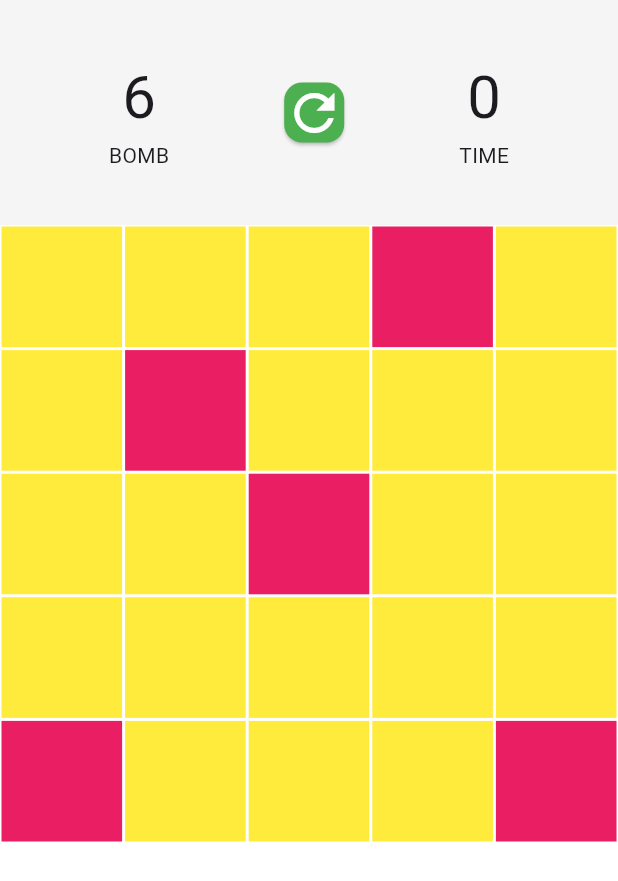
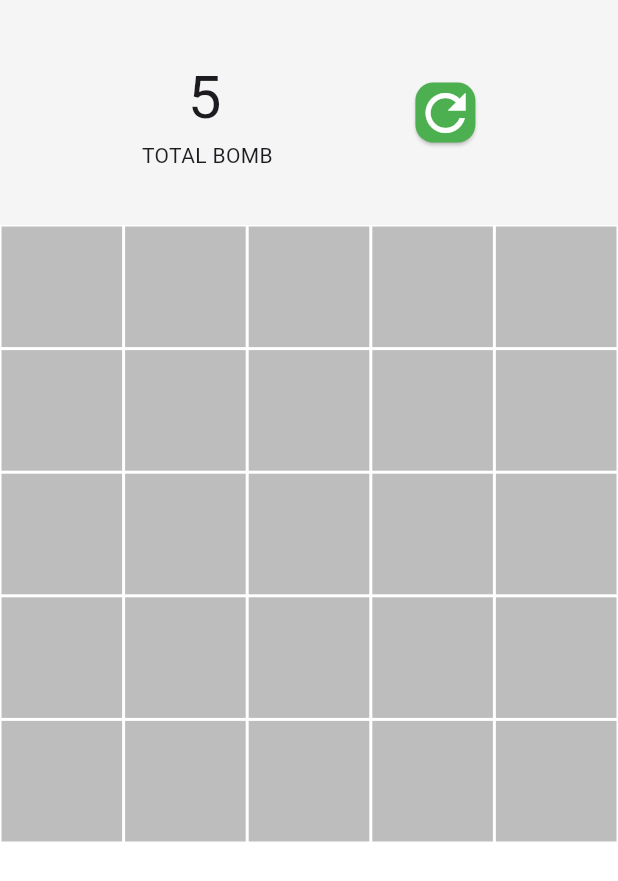
Before and after one commit to CSI-Trainee-2024/Task_3_Sparsh, a Flutter app: the screen it shows after launch, after a tap on "Start Game", on a phone screen of 412 x 824 dp. Shown: the top 881 px of the screen. Run offline on Flutter 3.47's test engine with Material 3 defaults, Android fonts, the phone set to English and light mode, and no system bars.

Commit message:
Dynamic bombs count added

```diff
--- a/lib/bomb.dart
+++ b/lib/bomb.dart
@@ -14,7 +14,7 @@ class Bomb extends StatelessWidget {
       child: Padding(
               padding: const EdgeInsets.all(1.0),
               child: Container(
-                color: revealed? Colors.green : Colors.pink,
+                color: revealed?  Colors.black : Colors.grey[400],
 
 
               ),
--- a/lib/homepage.dart
+++ b/lib/homepage.dart
@@ -34,7 +34,6 @@ class _HomepageState extends State<Homepage> {
     generateBombLocations();
     generateSquareStatus();
     scanbombs();
-
   }
 
   void generateBombLocations() {
@@ -65,7 +64,6 @@ class _HomepageState extends State<Homepage> {
   }
 
   void reveal_box_numbers(int index) {
-
     //if box number is more than 0
     if (square_status[index][0] != 0) {
       setState(() {
@@ -73,14 +71,10 @@ class _HomepageState extends State<Homepage> {
       });
     }
 
-
-
     // if box number is 0
     else if (square_status[index][0] == 0) {
       setState(() {
-
         square_status[index][1] = true;
-
 
         // for left boxes
         if (index % number_ineach_row != 0) {
@@ -91,18 +85,14 @@ class _HomepageState extends State<Homepage> {
           square_status[index - 1][1] = true;
         }
 
-
-
-       //for right box
-       if (index+1 % number_ineach_row != 0) {
+        //for right box
+        if ((index + 1) % number_ineach_row != 0) {
           if (square_status[index + 1][0] == 0 &&
               square_status[index + 1][1] == false) {
             reveal_box_numbers(index + 1);
           }
           square_status[index + 1][1] = true;
         }
-
-
 
         //for upper box
         if (index >= number_ineach_row) {
@@ -113,9 +103,9 @@ class _HomepageState extends State<Homepage> {
           square_status[index - number_ineach_row][1] = true;
         }
 
-
         //for lower box
-        if (index < (number_ineach_row * number_ineach_row) - number_ineach_row) {
+        if (index <
+            (number_ineach_row * number_ineach_row) - number_ineach_row) {
           if (square_status[index + number_ineach_row][0] == 0 &&
               square_status[index + number_ineach_row][1] == false) {
             reveal_box_numbers(index + number_ineach_row);
@@ -132,6 +122,9 @@ class _HomepageState extends State<Homepage> {
         square_status[i][1] = false;
       });
     }
+    setState(() {
+      bombs_revealed = false;
+    });
   }
 
   void scanbombs() {
@@ -190,6 +183,7 @@ class _HomepageState extends State<Homepage> {
       child: Scaffold(
         backgroundColor: Colors.white,
         body: Column(
+          // mainAxisAlignment: MainAxisAlignment,
           children: [
             Container(
               height: 150,
@@ -200,11 +194,9 @@ class _HomepageState extends State<Homepage> {
                   Column(
                     mainAxisAlignment: MainAxisAlignment.center,
                     children: [
-                      Text(
-                        "6",
-                        style: TextStyle(fontSize: 40),
+                      Text(bomb_location.length.toString() ,style: TextStyle(fontSize: 40),
                       ),
-                      Text("BOMB")
+                      Text(" TOTAL BOMB")
                     ],
                   ),
                   GestureDetector(
@@ -217,16 +209,7 @@ class _HomepageState extends State<Homepage> {
                           size: 40,
                         )),
                   ),
-                  Column(
-                    mainAxisAlignment: MainAxisAlignment.center,
-                    children: [
-                      Text(
-                        "0",
-                        style: TextStyle(fontSize: 40),
-                      ),
-                      Text("TIME")
-                    ],
-                  ),
+
                 ],
               ),
             ),
@@ -249,10 +232,9 @@ class _HomepageState extends State<Homepage> {
                       );
                     }
                     return Numberbox(
-                      child: square_status[index][0],
-                      revealed: square_status[index][1],
-                      function: () => reveal_box_numbers(index)
-                    );
+                        child: square_status[index][0] == 0 ? " " : square_status[index][0] ,
+                        revealed: square_status[index][1],
+                        function: () => reveal_box_numbers(index));
                   }),
             ),
           ],
--- a/lib/main.dart
+++ b/lib/main.dart
@@ -1,5 +1,4 @@
 import 'package:flutter/material.dart';
-import 'package:minesweeper/menu.dart';
 import 'package:minesweeper/splash.dart';
 
 void main() {
--- a/lib/numberbox.dart
+++ b/lib/numberbox.dart
@@ -13,7 +13,7 @@ class Numberbox extends StatelessWidget {
       child: Padding(
               padding: const EdgeInsets.all(1.0),
               child: Container(
-                color: revealed?  Colors.blue : Colors.yellow,
+                color: revealed?  Colors.grey[100] : Colors.grey[400],
                 child: Center(
                   child: Text(
                     revealed ? child.toString() :'',
```
